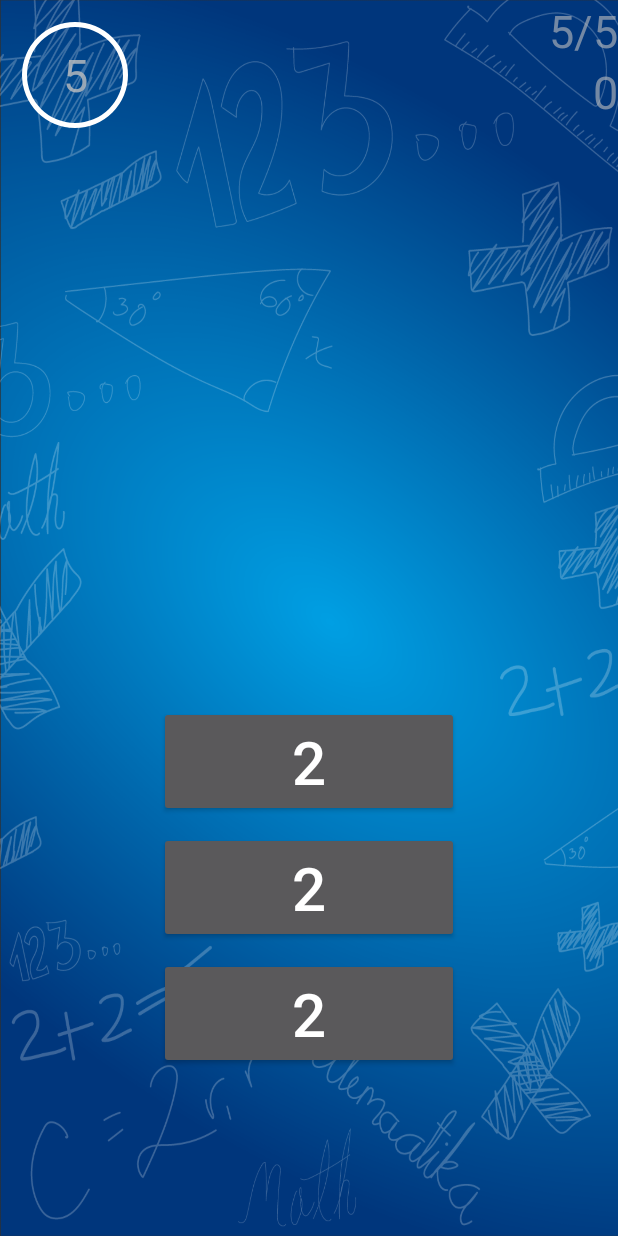
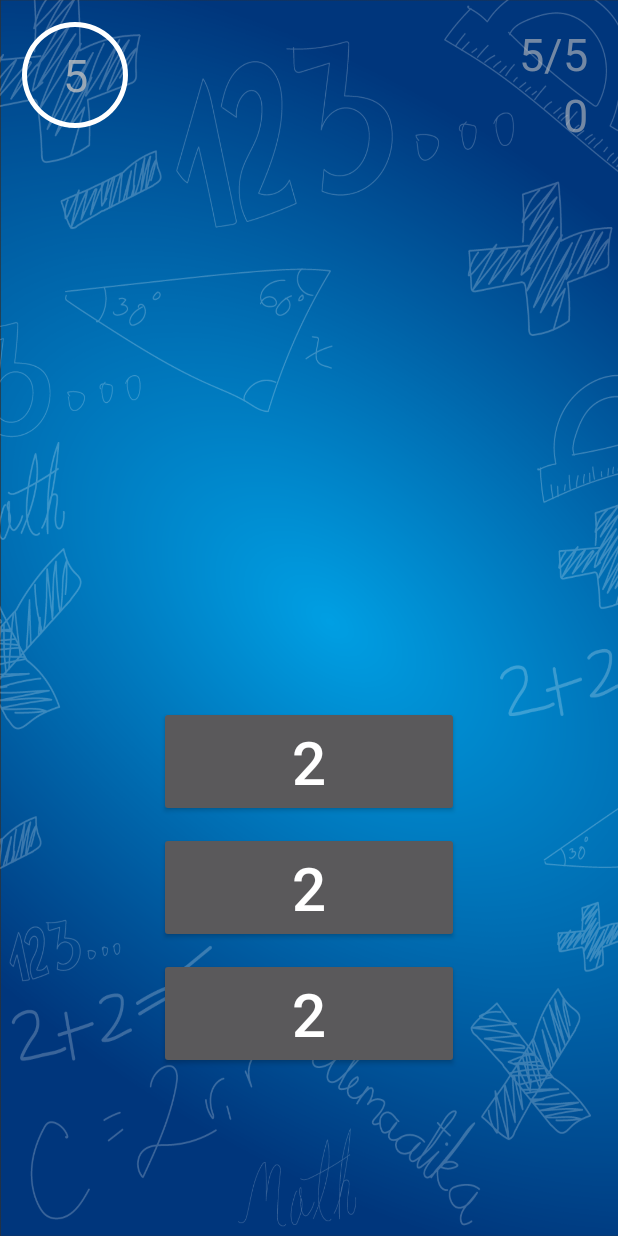
Before and after one commit to psarri/Mobiilirakendused-Grupp_5-1, an Android app: the Game screen opened directly, with no data from a screen before it, on a phone screen of 412 x 824 dp. Run offline under Robolectric (Android 15) with nearby library versions, the phone set to English and light mode, and no system bars; 8 statements that could not run were skipped.

Commit message:
fixed padding #31

```diff
--- a/app/src/main/res/layout/activity_game.xml
+++ b/app/src/main/res/layout/activity_game.xml
@@ -60,7 +60,9 @@
             android:layout_height="wrap_content"
             android:layout_weight="1"
             android:orientation="vertical"
-            android:gravity="end">
+            android:gravity="end"
+            android:paddingRight="20dp"
+            android:paddingTop="15dp">
             <TextView
                 android:id="@+id/lives"
                 android:layout_width="wrap_content"
@@ -68,7 +70,8 @@
                 android:alpha="0.6"
                 android:text="@string/lives"
                 android:textColor="@color/colorGray"
-                android:textSize="30sp" />
+                android:textSize="30sp"
+                />
             <TextView
                 android:id="@+id/score"
                 android:layout_width="wrap_content"
```
